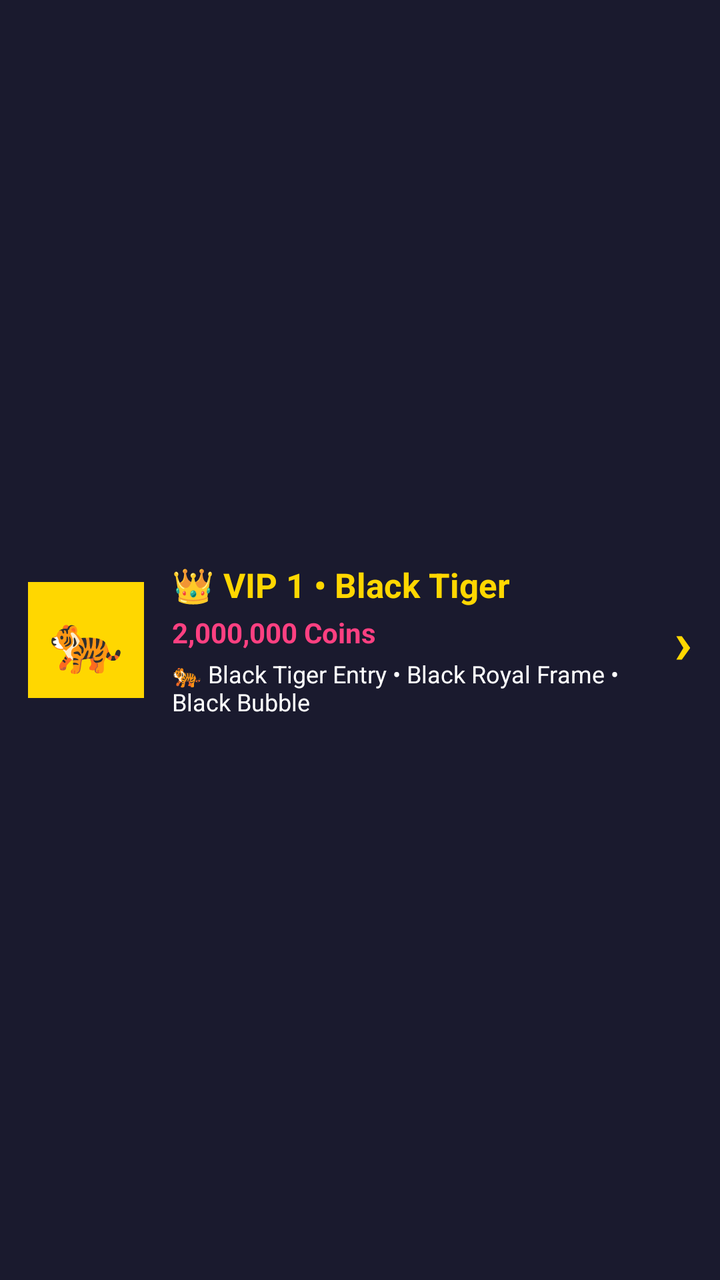
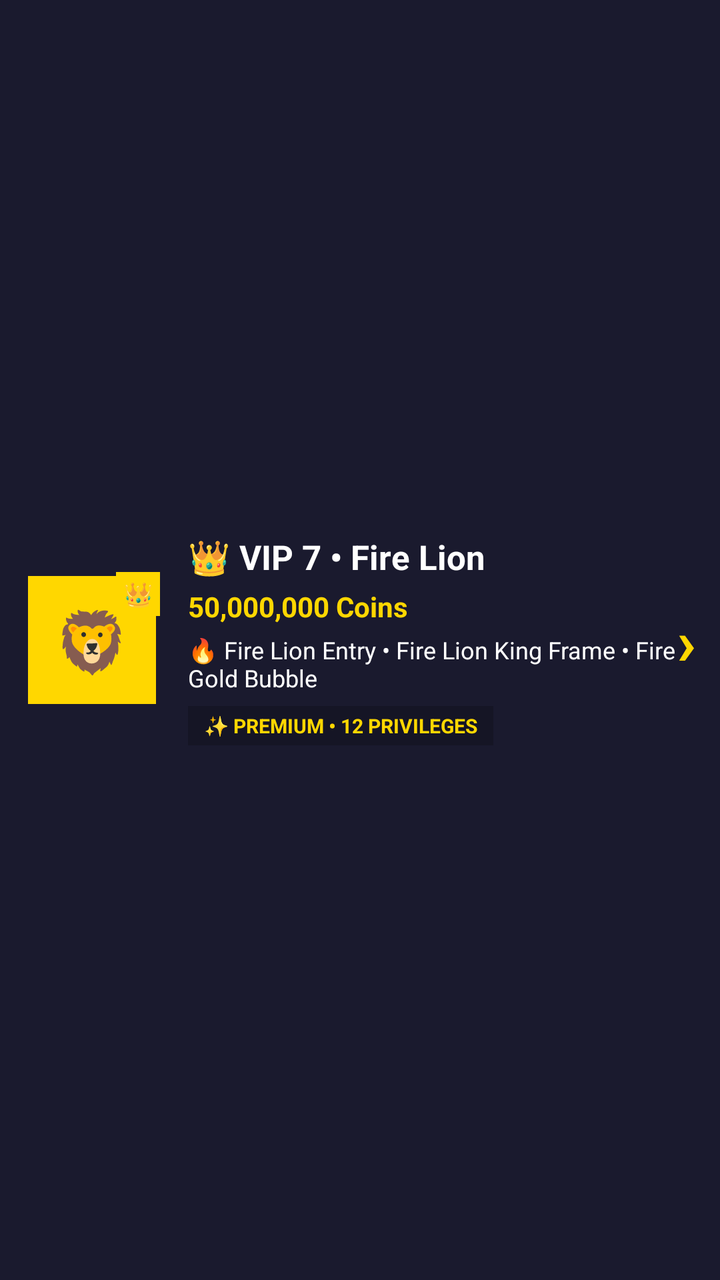

Screens rendered from an Android XML layout before and after an edit, with the pre-edit source and the edit as a unified diff.
<!-- AndroidManifest.xml: application theme Theme.SRVoiceChat -->
<!-- res/layout/item_vip_row.xml -->
<?xml version="1.0" encoding="utf-8"?>
<LinearLayout xmlns:android="http://schemas.android.com/apk/res/android"
    android:id="@+id/layoutVipRowBg"
    android:layout_width="match_parent"
    android:layout_height="wrap_content"
    android:orientation="horizontal"
    android:background="#1A1A2E"
    android:padding="14dp"
    android:layout_marginBottom="10dp"
    android:gravity="center_vertical">

    <TextView
        android:id="@+id/textTiger"
        android:layout_width="58dp"
        android:layout_height="58dp"
        android:background="#FFD700"
        android:text="🐅"
        android:textSize="30sp"
        android:gravity="center" />

    <LinearLayout
        android:layout_width="0dp"
        android:layout_height="wrap_content"
        android:layout_weight="1"
        android:orientation="vertical"
        android:layout_marginStart="14dp">

        <TextView
            android:id="@+id/textVipName"
            android:layout_width="match_parent"
            android:layout_height="wrap_content"
            android:text="👑 VIP 1 • Black Tiger"
            android:textColor="#FFD700"
            android:textSize="17sp"
            android:textStyle="bold" />

        <TextView
            android:id="@+id/textVipLevel"
            android:layout_width="match_parent"
            android:layout_height="wrap_content"
            android:text="2,000,000 Coins"
            android:textColor="#FF4081"
            android:textSize="14sp"
            android:textStyle="bold"
            android:layout_marginTop="3dp" />

        <TextView
            android:id="@+id/textEffect"
            android:layout_width="match_parent"
            android:layout_height="wrap_content"
            android:text="🐅 Black Tiger Entry • Black Royal Frame • Black Bubble"
            android:textColor="#FFFFFF"
            android:textSize="12sp"
            android:layout_marginTop="3dp" />
    </LinearLayout>

    <TextView
        android:layout_width="wrap_content"
        android:layout_height="wrap_content"
        android:text="›"
        android:textColor="#FFD700"
        android:textSize="30sp"
        android:textStyle="bold" />
</LinearLayout>
<!-- resources referenced by this layout -->
<resources>
  <style name="Theme.SRVoiceChat" parent="Theme.Material3.DayNight.NoActionBar">
          <item name="colorPrimary">#FF4081</item>
          <item name="android:statusBarColor">#FF4081</item>
          <item name="android:windowLightStatusBar">true</item>
      </style>
</resources>

<!-- the commit's change to res/layout/item_vip_row.xml (unified diff, before → after) -->
@@ -5,18 +5,36 @@
     android:layout_height="wrap_content"
     android:orientation="horizontal"
     android:background="#1A1A2E"
-    android:padding="14dp"
-    android:layout_marginBottom="10dp"
+    android:padding="12dp"
+    android:layout_marginBottom="12dp"
     android:gravity="center_vertical">
 
-    <TextView
-        android:id="@+id/textTiger"
-        android:layout_width="58dp"
-        android:layout_height="58dp"
-        android:background="#FFD700"
-        android:text="🐅"
-        android:textSize="30sp"
-        android:gravity="center" />
+    
+    <FrameLayout
+        android:layout_width="68dp"
+        android:layout_height="68dp">
+
+        <TextView
+            android:id="@+id/textTiger"
+            android:layout_width="64dp"
+            android:layout_height="64dp"
+            android:layout_gravity="center"
+            android:background="#FFD700"
+            android:text="🦁"
+            android:textSize="30sp"
+            android:gravity="center" />
+
+        
+        <TextView
+            android:layout_width="22dp"
+            android:layout_height="22dp"
+            android:layout_gravity="top|end"
+            android:background="#FFD700"
+            android:text="👑"
+            android:textSize="12sp"
+            android:gravity="center" />
+
+    </FrameLayout>
 
     <LinearLayout
         android:layout_width="0dp"
@@ -25,40 +43,60 @@
         android:orientation="vertical"
         android:layout_marginStart="14dp">
 
+        
         <TextView
             android:id="@+id/textVipName"
             android:layout_width="match_parent"
             android:layout_height="wrap_content"
-            android:text="👑 VIP 1 • Black Tiger"
-            android:textColor="#FFD700"
+            android:text="👑 VIP 7 • Fire Lion"
+            android:textColor="#FFFFFF"
             android:textSize="17sp"
             android:textStyle="bold" />
 
+        
         <TextView
             android:id="@+id/textVipLevel"
             android:layout_width="match_parent"
             android:layout_height="wrap_content"
-            android:text="2,000,000 Coins"
-            android:textColor="#FF4081"
+            android:text="50,000,000 Coins"
+            android:textColor="#FFD700"
             android:textSize="14sp"
             android:textStyle="bold"
-            android:layout_marginTop="3dp" />
+            android:layout_marginTop="4dp" />
 
+        
         <TextView
             android:id="@+id/textEffect"
             android:layout_width="match_parent"
             android:layout_height="wrap_content"
-            android:text="🐅 Black Tiger Entry • Black Royal Frame • Black Bubble"
+            android:text="🔥 Fire Lion Entry • Fire Lion King Frame • Fire Gold Bubble"
             android:textColor="#FFFFFF"
             android:textSize="12sp"
-            android:layout_marginTop="3dp" />
+            android:layout_marginTop="4dp" />
+
+        
+        <TextView
+            android:layout_width="wrap_content"
+            android:layout_height="wrap_content"
+            android:text="✨ PREMIUM • 12 PRIVILEGES"
+            android:textColor="#FFD700"
+            android:textSize="10sp"
+            android:textStyle="bold"
+            android:background="#33000000"
+            android:paddingStart="8dp"
+            android:paddingEnd="8dp"
+            android:paddingTop="3dp"
+            android:paddingBottom="3dp"
+            android:layout_marginTop="6dp" />
+
     </LinearLayout>
 
+    
     <TextView
         android:layout_width="wrap_content"
         android:layout_height="wrap_content"
         android:text="›"
         android:textColor="#FFD700"
-        android:textSize="30sp"
+        android:textSize="32sp"
         android:textStyle="bold" />
 </LinearLayout>
